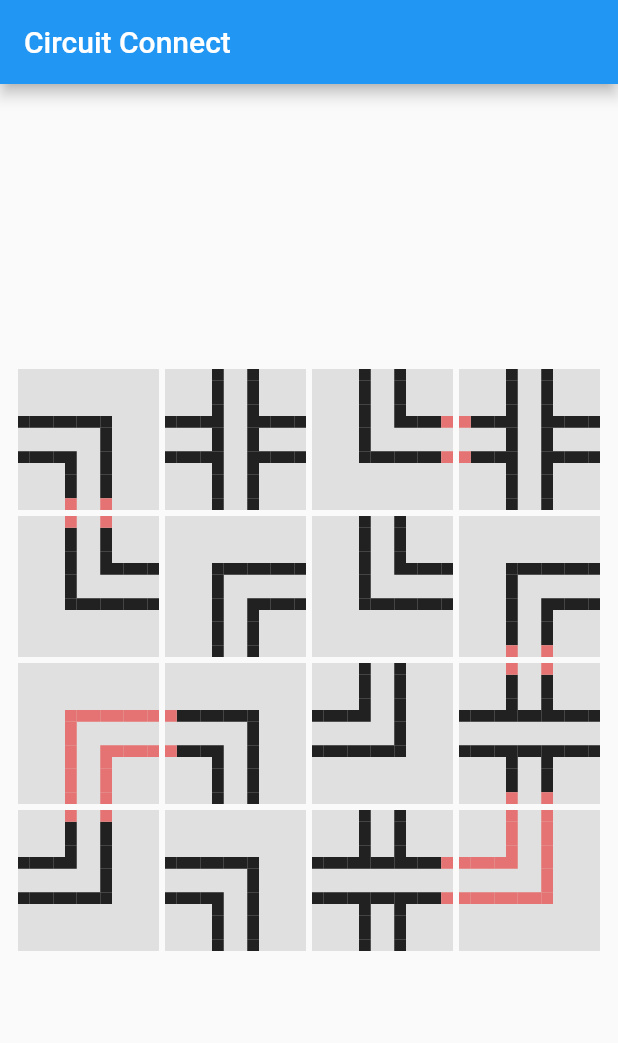
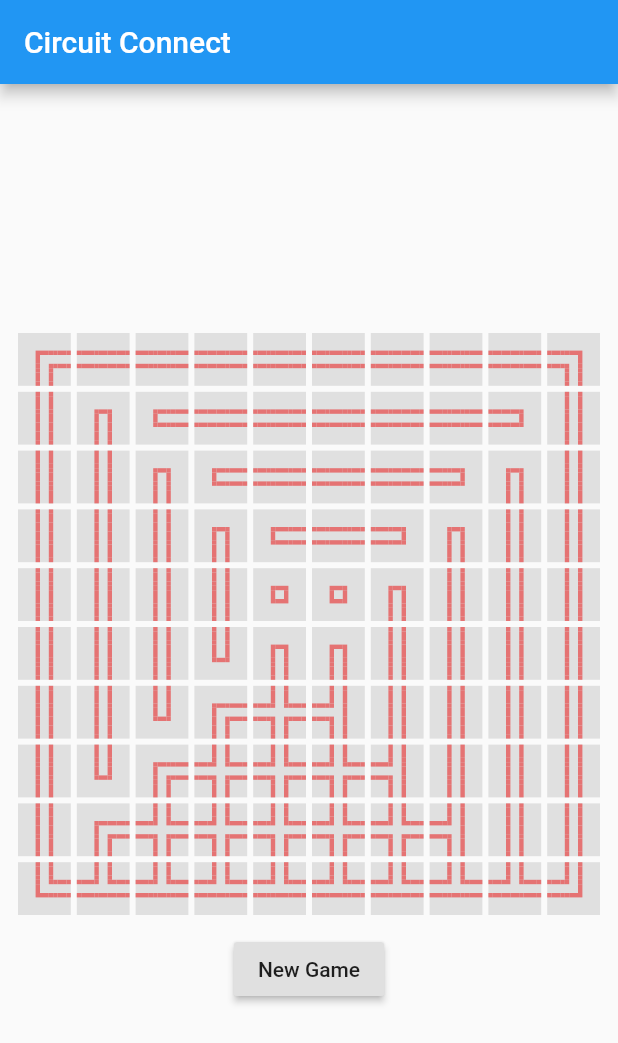
Before and after one commit to jordanpemberton/gridcircuitpuzzle, a Flutter app: the screen it shows after launch, on a phone screen of 412 x 824 dp. Shown: the top 1043 px of the screen. Run offline on Flutter 3.47's test engine with Material 2 defaults, Android fonts, the light colour scheme and no system bars.

Commit message:
New board generation

```diff
--- a/lib/board.dart
+++ b/lib/board.dart
@@ -1,5 +1,6 @@
 import 'package:flutter/material.dart';
 import './gamepiece.dart';
+import 'dart:math';
 
 class Board extends StatelessWidget {
   Board({
@@ -13,7 +14,7 @@ class Board extends StatelessWidget {
   Widget build(BuildContext context) {
     return Container(
       child: GridView.count(
-        crossAxisCount: 4,
+        crossAxisCount: (sqrt(count)).toInt(),
         shrinkWrap: true,
         padding: EdgeInsets.all(10.0),
         physics: NeverScrollableScrollPhysics(),
--- /dev/null
+++ b/lib/game.dart
@@ -0,0 +1,130 @@
+Map Game = {
+    0: {
+      't': 0,
+      'r': 1,
+      'b': 1,
+      'l': 0,
+      'c': 0,
+      's': 0,
+    },
+    1: {
+      't': 0,
+      'r': 0,
+      'b': 1,
+      'l': 1,
+      'c': 0,
+      's': 0,
+    },
+    2: {
+      't': 0,
+      'r': 1,
+      'b': 1,
+      'l': 0,
+      'c': 0,
+      's': 0,
+    },
+    3: {
+      't': 0,
+      'r': 0,
+      'b': 1,
+      'l': 1,
+      'c': 0,
+      's': 0,
+    },
+    4: {
+      't': 1,
+      'r': 1,
+      'b': 0,
+      'l': 0,
+      'c': 0,
+      's': 0,
+    },
+    5: {
+      't': 1,
+      'r': 1,
+      'b': 1,
+      'l': 1,
+      'c': 1,
+      's': 0,
+    },
+    6: {
+      't': 1,
+      'r': 1,
+      'b': 1,
+      'l': 1,
+      'c': 2,
+      's': 0,
+    },
+    7: {
+      't': 1,
+      'r': 0,
+      'b': 0,
+      'l': 1,
+      'c': 1,
+      's': 0,
+    },
+    8: {
+      't': 0,
+      'r': 1,
+      'b': 1,
+      'l': 0,
+      'c': 0,
+      's': 0,
+    },
+    9: {
+      't': 1,
+      'r': 1,
+      'b': 1,
+      'l': 1,
+      'c': 2,
+      's': 0,
+    },
+    10: {
+      't': 1,
+      'r': 1,
+      'b': 1,
+      'l': 1,
+      'c': 1,
+      's': 0,
+    },
+    11: {
+      't': 0,
+      'r': 0,
+      'b': 1,
+      'l': 1,
+      'c': 0,
+      's': 0,
+    },
+    12: {
+      't': 1,
+      'r': 1,
+      'b': 0,
+      'l': 0,
+      'c': 0,
+      's': 0,
+    },
+    13: {
+      't': 1,
+      'r': 0,
+      'b': 0,
+      'l': 1,
+      'c': 0,
+      's': 0,
+    },
+    14: {
+      't': 1,
+      'r': 1,
+      'b': 0,
+      'l': 0,
+      'c': 0,
+      's': 0,
+    },
+    15: {
+      't': 1,
+      'r': 0,
+      'b': 0,
+      'l': 1,
+      'c': 0,
+      's': 0,
+    },
+  };
--- a/lib/main.dart
+++ b/lib/main.dart
@@ -1,6 +1,7 @@
 import 'package:flutter/material.dart';
-import 'dart:math' as math;
+import 'dart:math';
 
+import './game.dart';
 import './board.dart';
 
 void main() {
@@ -30,144 +31,115 @@ class MyHomePage extends StatefulWidget {
 }
 
 class _MyHomePageState extends State<MyHomePage> {
-  static const int _pieceCount = 16;
+  static const int _pieceCount = 100;
 
   bool _newGame = true;
 
-  Map _game = {
-    0: {
-      't': 0,
-      'r': 1,
-      'b': 1,
-      'l': 0,
-      'c': 0,
-      's': 0,
-    },
-    1: {
+  // Map _game = Game;
+  Map _game;
+
+  int _lastSelected;
+
+  // bool _solved = true;
+
+  Map _makeNewGame() {
+    Map game = {
+      for (int i = 0; i < _pieceCount; i++)
+        i: {
           't': 0,
           'r': 0,
-      'b': 1,
-      'l': 1,
-      'c': 0,
-      's': 0,
-    },
-    2: {
-      't': 0,
-      'r': 1,
-      'b': 1,
-      'l': 0,
-      'c': 0,
-      's': 0,
-    },
-    3: {
-      't': 0,
-      'r': 0,
-      'b': 1,
-      'l': 1,
-      'c': 0,
-      's': 0,
-    },
-    4: {
-      't': 1,
-      'r': 1,
           'b': 0,
           'l': 0,
           'c': 0,
           's': 0,
         },
-    5: {
-      't': 1,
-      'r': 1,
-      'b': 1,
-      'l': 1,
-      'c': 1,
-      's': 0,
-    },
-    6: {
-      't': 1,
-      'r': 1,
-      'b': 1,
-      'l': 1,
-      'c': 2,
-      's': 0,
-    },
-    7: {
-      't': 1,
-      'r': 0,
-      'b': 0,
-      'l': 1,
-      'c': 1,
-      's': 0,
-    },
-    8: {
-      't': 0,
-      'r': 1,
-      'b': 1,
-      'l': 0,
-      'c': 0,
-      's': 0,
-    },
-    9: {
-      't': 1,
-      'r': 1,
-      'b': 1,
-      'l': 1,
-      'c': 2,
-      's': 0,
-    },
-    10: {
-      't': 1,
-      'r': 1,
-      'b': 1,
-      'l': 1,
-      'c': 1,
-      's': 0,
-    },
-    11: {
-      't': 0,
-      'r': 0,
-      'b': 1,
-      'l': 1,
-      'c': 0,
-      's': 0,
-    },
-    12: {
-      't': 1,
-      'r': 1,
-      'b': 0,
-      'l': 0,
-      'c': 0,
-      's': 0,
-    },
-    13: {
-      't': 1,
-      'r': 0,
-      'b': 0,
-      'l': 1,
-      'c': 0,
-      's': 0,
-    },
-    14: {
-      't': 1,
-      'r': 1,
-      'b': 0,
-      'l': 0,
-      'c': 0,
-      's': 0,
-    },
-    15: {
-      't': 1,
-      'r': 0,
-      'b': 0,
-      'l': 1,
-      'c': 0,
-      's': 0,
-    },
     };
 
-  int _lastSelected;
+    int root = (sqrt(_pieceCount)).toInt();
 
-  bool _solved = true;
+    // Start with corners:
+    int A = 0;
+    int B = root - 1;
+    int C = _pieceCount - 1;
+    int D = _pieceCount - root;
+
+    int a = A;
+    int b = B;
+    int c = C;
+    int d = D;
+
+    game = _fillPiece(game, root, a, b, c, d);
+
+    while (a + 1 < B) {
+      a += 1;
+      b += root;
+      c -= 1;
+      d -= root;
+      game = _fillPiece(game, root, a, b, c, d);
+    }
+
+    for (int i = 0; i < root / 2 - 2; i++) {
+      // Next level in:
+      A += (root + 1);
+      B += (root - 1);
+      C -= (root + 1);
+      D -= (root - 1);
+
+      a = A;
+      b = B;
+      c = C;
+      d = D;
+
+      while (a + 1 < B) {
+        a += 1;
+        b += root;
+        c -= 1;
+        d -= root;
+        game = _fillPiece(game, root, a, b, c, d);
+      }
+    }
+
+    _newGame = false;
+    return game;
+  }
+
+  Map _fillPiece(Map game, int root, int a, int b, int c, int d) {
+    final random = Random();
+
+    // Right, bottom for a:
+    game[a]['r'] = random.nextBool() ? 1 : 0;
+    game[a]['b'] = random.nextBool() ? 1 : 0;
+
+    // Matching components:
+    game[a + 1]['l'] = game[a]['r'];
+    game[a + root]['t'] = game[a]['b'];
+
+    // Bottom, left for b:
+    game[b]['b'] = random.nextBool() ? 1 : 0;
+    game[b]['l'] = random.nextBool() ? 1 : 0;
+
+    // Matching components:
+    game[b + root]['t'] = game[b]['b'];
+    game[b - 1]['r'] = game[b]['l'];
+
+    // Left, top for c:
+    game[c]['l'] = random.nextBool() ? 1 : 0;
+    game[c]['t'] = random.nextBool() ? 1 : 0;
+
+    // Matching components:
+    game[c - 1]['r'] = game[c]['l'];
+    game[c - root]['b'] = game[c]['t'];
+
+    // Top, right for d:
+    game[d]['t'] = random.nextBool() ? 1 : 0;
+    game[d]['r'] = random.nextBool() ? 1 : 0;
+
+    // Matching components:
+    game[d - root]['b'] = game[d]['t'];
+    game[d + 1]['l'] = game[d]['r'];
+
+    return game;
+  }
 
   bool _isSolved() {
     for (int i = 0; i < _pieceCount; i++) {
@@ -187,7 +159,7 @@ class _MyHomePageState extends State<MyHomePage> {
         _tempGame[_indexOrder[i]] = _game[i];
       }
       _game = _tempGame;
-      _newGame = false;
+      // _newGame = false;
 
       for (int i = 0; i < _pieceCount; i++) {
         _checkConnections(i);
@@ -196,8 +168,6 @@ class _MyHomePageState extends State<MyHomePage> {
   }
 
   void _checkConnectHelper(int indexA, int indexB, String partA, String partB) {
-    // print('A: $indexA, $partA = ${_game[indexA][partA]}');
-    // print('B: $indexB, $partB = ${_game[indexB][partB]}');
     // nothing here to connect:
     if (_game[indexA][partA] == 0 && _game[indexB][partB] == 0) {
     }
@@ -214,7 +184,7 @@ class _MyHomePageState extends State<MyHomePage> {
 
   void _checkConnections(int index) {
     // Side length = square root of length
-    int root = (math.sqrt(_pieceCount)).toInt();
+    int root = (sqrt(_pieceCount)).toInt();
 
     // Above:
     if (index - root >= 0) {
@@ -269,10 +239,17 @@ class _MyHomePageState extends State<MyHomePage> {
     });
   }
 
+  void _resetNewGame() {
+    setState(() {
+      _newGame = true;
+    });
+  }
+
   @override
   Widget build(BuildContext context) {
     if (_newGame) {
-      _shufflePieces();
+      _game = _makeNewGame();
+      // _shufflePieces();
     }
 
     return Scaffold(
@@ -284,6 +261,10 @@ class _MyHomePageState extends State<MyHomePage> {
           mainAxisAlignment: MainAxisAlignment.center,
           children: <Widget>[
             Board(count: _pieceCount, pieces: _game, func: _onPieceTapped),
+            RaisedButton(
+              onPressed: _resetNewGame,
+              child: Text('New Game'),
+            )
           ],
         ),
       ),
```
Lines whose indentation alone changed are shown as unchanged.
